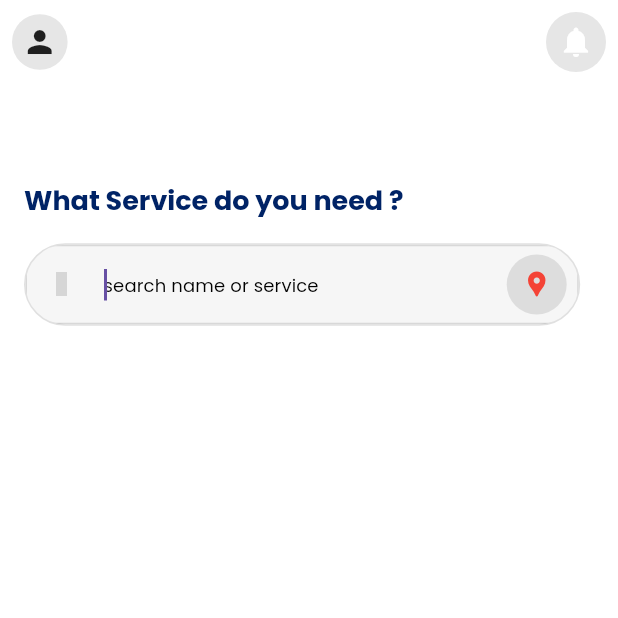
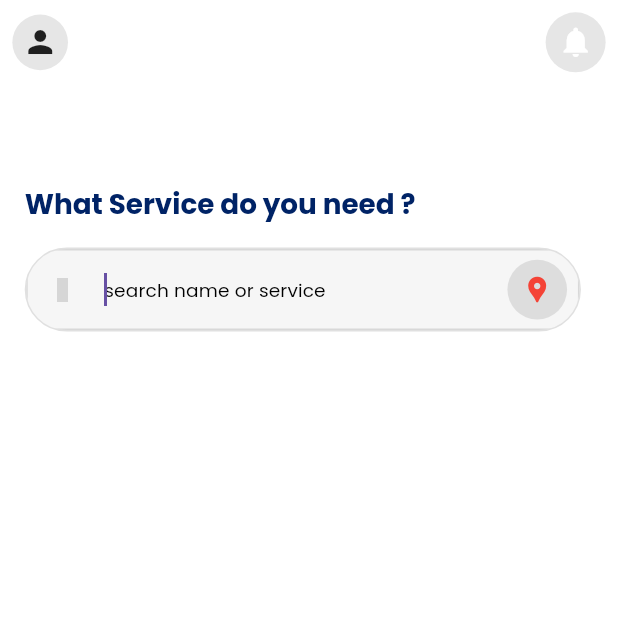
Before and after one commit to ahmvddddd/vider, a Flutter app: the HomeScreen screen opened directly, after a tap on "search name or service", on a phone screen of 412 x 824 dp, the top half of it. Run offline on Flutter 3.47's test engine with Material 3 defaults, Android fonts, the phone set to English and light mode, and no system bars; our stand-ins replace awesome_notifications, badges, camera, carousel_slider, connectivity_plus, firebase_core and 15 more; missing offline and left inert: awesome_notifications_fcm; accounts and stored records are empty; network calls fail; project files that could hold a hidden picture were left out; grey boxes are pictures that could not be loaded.

Commit message:
responsive fix 1

```diff
--- a/lib/app.dart
+++ b/lib/app.dart
@@ -40,8 +40,8 @@ class _AppState extends State<App> {
       navigatorKey: navigatorKey,
       debugShowCheckedModeBanner: false,
       themeMode: ThemeMode.system,
-      theme: TAppTheme.lightTheme,
-      darkTheme: TAppTheme.darkTheme,
+      theme: TAppTheme.lightTheme(context),
+      darkTheme: TAppTheme.darkTheme(context),
       home: _initialScreen ??
           Scaffold(
             body: Center(
--- a/lib/common/widgets/custom_shapes/cards/provider_card.dart
+++ b/lib/common/widgets/custom_shapes/cards/provider_card.dart
@@ -2,6 +2,7 @@ import 'package:flutter/material.dart';
 import '../../../../utils/constants/custom_colors.dart';
 import '../../../../utils/constants/sizes.dart';
 import '../../../../utils/helpers/helper_function.dart';
+import '../../../../utils/helpers/responsive_size.dart';
 
 class ProviderCard extends StatelessWidget {
   final String imageAvatar;
@@ -40,7 +41,7 @@ class ProviderCard extends StatelessWidget {
         crossAxisAlignment: CrossAxisAlignment.start,
         children: [
           Padding(
-            padding: const EdgeInsets.all(Sizes.xs),
+            padding: EdgeInsets.all(responsiveSize(context, Sizes.xs)),
             child: ClipRRect(
               borderRadius: BorderRadius.circular(Sizes.cardRadiusMd),
               child: Image.network(
@@ -52,7 +53,7 @@ class ProviderCard extends StatelessWidget {
             ),
           ),
 
-          const SizedBox(height: Sizes.sm),
+          SizedBox(height: responsiveSize(context, Sizes.sm)),
           Container(
             color:
                 dark
@@ -64,13 +65,13 @@ class ProviderCard extends StatelessWidget {
               children: [
                 Row(
                   children: [
-                    const SizedBox(height: Sizes.sm),
+                    SizedBox(height: responsiveSize(context, Sizes.sm)),
                     CircleAvatar(
                     radius: 16,
                     backgroundImage: NetworkImage(imageAvatar),
                   ),
 
-                  const SizedBox(width: Sizes.sm),
+                  SizedBox(width: responsiveSize(context, Sizes.sm)),
                     Column(
                       crossAxisAlignment: CrossAxisAlignment.start,
                       children: [
@@ -94,10 +95,10 @@ class ProviderCard extends StatelessWidget {
                       ],
                     ),
 
-                    const SizedBox(width: Sizes.md),
+                    SizedBox(width: responsiveSize(context, Sizes.md)),
                     Row(
                       children: [
-                        Icon(Icons.star, color: ratingColor, size: Sizes.iconM,),
+                        Icon(Icons.star, color: ratingColor, size: responsiveSize(context, Sizes.iconM),),
                         Text(
                           rating.toString(),
                           style: Theme.of(
--- a/lib/screens/home/home.dart
+++ b/lib/screens/home/home.dart
@@ -2,6 +2,7 @@ import 'dart:async';
 import 'package:firebase_messaging/firebase_messaging.dart';
 import 'package:flutter/material.dart';
 import 'package:flutter_riverpod/flutter_riverpod.dart';
+import '../../utils/helpers/responsive_size.dart';
 import '../../controllers/notifications/unread_notifications_controller.dart';
 import '../../controllers/providers/providers_category_controller.dart';
 import '../../controllers/services/firebase_service.dart';
@@ -76,7 +77,7 @@ class _HomeScreenState extends ConsumerState<HomeScreen> {
                 expandedHeight: screenHeight * 0.09,
                 backgroundColor: dark ? Colors.black : Colors.white,
                 flexibleSpace: Padding(
-                  padding: const EdgeInsets.all(Sizes.sm),
+                  padding: EdgeInsets.all(responsiveSize(context, Sizes.sm)),
                   child: ListView(
                     shrinkWrap: true,
                     physics: const NeverScrollableScrollPhysics(),
@@ -93,17 +94,17 @@ class _HomeScreenState extends ConsumerState<HomeScreen> {
           },
             child: SingleChildScrollView(
               child: Padding(
-                padding: const EdgeInsets.all(Sizes.spaceBtwItems),
+                padding: EdgeInsets.all(responsiveSize(context, Sizes.spaceBtwItems)),
                 child: Column(
                         crossAxisAlignment: CrossAxisAlignment.start,
                         children: [
-                          const SizedBox(height: Sizes.spaceBtwSections),
+                          SizedBox(height: responsiveSize(context, Sizes.spaceBtwSections)),
                           HomeSearchBar(),
 
                           if (!isSearchFocused) ...[
-                          const SizedBox(height: Sizes.spaceBtwItems),
+                          SizedBox(height: responsiveSize(context, Sizes.spaceBtwItems)),
                           ProvidersGrid(),
-                          const SizedBox(height: Sizes.spaceBtwSections),
+                          SizedBox(height: responsiveSize(context, Sizes.spaceBtwSections)),
 
                           ProviderProfilesWidget(),]
                         ],
--- a/lib/screens/home/widgets/home_search_bar.dart
+++ b/lib/screens/home/widgets/home_search_bar.dart
@@ -12,6 +12,7 @@ import '../../../controllers/providers/search_providers_controller.dart';
 import '../../../utils/constants/custom_colors.dart';
 import '../../../utils/constants/sizes.dart';
 import '../../../utils/helpers/helper_function.dart';
+import '../../../utils/helpers/responsive_size.dart';
 import '../../map/providers_map.dart';
 import '../../providers/provider_screen.dart';
 
@@ -58,7 +59,7 @@ class _HomeSearchbarState extends ConsumerState<HomeSearchBar> {
             fontWeight: FontWeight.bold,
           ),
         ),
-        const SizedBox(height: Sizes.spaceBtwItems),
+        SizedBox(height: responsiveSize(context, Sizes.spaceBtwItems)),
 
         SearchContainer(
           text: 'search name or service',
@@ -67,9 +68,9 @@ class _HomeSearchbarState extends ConsumerState<HomeSearchBar> {
           onTap: () => FocusScope.of(context).requestFocus(_focusNode),
           focusNode: _focusNode,
           suffixIcon: Padding(
-            padding: const EdgeInsets.only(right: 8.0),
+            padding: EdgeInsets.only(right: responsiveSize(context, 8.0)),
             child: Container(
-              padding: const EdgeInsets.all(Sizes.xs),
+              padding: EdgeInsets.all(responsiveSize(context, Sizes.xs)),
               decoration: BoxDecoration(
                 color:
                     dark
@@ -85,7 +86,7 @@ class _HomeSearchbarState extends ConsumerState<HomeSearchBar> {
                     ),
                 child: Icon(
                   Icons.location_pin,
-                  size: Sizes.iconM,
+                  size: responsiveSize(context, Sizes.iconM),
                   color: Colors.red,
                 ),
               ),
@@ -103,7 +104,7 @@ class _HomeSearchbarState extends ConsumerState<HomeSearchBar> {
             }
             return HomeListView(
               seperatorBuilder:
-                  (context, index) => const SizedBox(height: Sizes.sm),
+                  (context, index) => SizedBox(height: responsiveSize(context, Sizes.sm)),
               scrollDirection: Axis.vertical,
               scrollPhysics: NeverScrollableScrollPhysics(),
               itemCount: profiles.length,
@@ -178,12 +179,12 @@ class _HomeSearchbarState extends ConsumerState<HomeSearchBar> {
           Row(
             children: [
               CircleAvatar(backgroundImage: NetworkImage(profileImage)),
-              const SizedBox(width: Sizes.sm),
+              SizedBox(width: responsiveSize(context, Sizes.sm)),
               Row(
                 children: [
                   Text(fullname, style: Theme.of(context).textTheme.labelSmall),
 
-                  const SizedBox(width: Sizes.sm),
+                  SizedBox(width: responsiveSize(context, Sizes.sm)),
                   Column(
                     crossAxisAlignment: CrossAxisAlignment.start,
                     children: [
--- a/lib/screens/home/widgets/provider_profiles_widget.dart
+++ b/lib/screens/home/widgets/provider_profiles_widget.dart
@@ -11,6 +11,7 @@ import '../../../repository/user/get_matching_location_storage.dart';
 import '../../../utils/constants/custom_colors.dart';
 import '../../../utils/constants/sizes.dart';
 import '../../../utils/helpers/helper_function.dart';
+import '../../../utils/helpers/responsive_size.dart';
 import '../../providers/all_providers_screen.dart';
 import '../../providers/provider_screen.dart';
 import '../components/provider_profiles_shimmer.dart';
@@ -149,11 +150,11 @@ class _ProviderProfilesWidgetState
                               AllProvidersScreen(),
                             ),
                           ),
-                          const SizedBox(height: Sizes.sm),
+                          SizedBox(height: responsiveSize(context, Sizes.sm)),
             HomeListView(
               sizedBoxHeight: screenHeight * 0.28,
               seperatorBuilder:
-                  (context, index) => const SizedBox(width: Sizes.sm),
+                  (context, index) => SizedBox(width: responsiveSize(context, Sizes.sm)),
               scrollDirection: Axis.horizontal,
               itemCount: providers.length,
               itemBuilder: (context, index) {
--- a/lib/screens/providers/widgets/providers_grid.dart
+++ b/lib/screens/providers/widgets/providers_grid.dart
@@ -7,6 +7,7 @@ import '../../../controllers/providers/providers_category_controller.dart';
 import '../../../utils/constants/custom_colors.dart';
 import '../../../utils/constants/sizes.dart';
 import '../../../utils/helpers/helper_function.dart';
+import '../../../utils/helpers/responsive_size.dart';
 import '../all_provider_categories.dart';
 import '../components/providers_grid_shimmer.dart';
 import 'providers_tabbar.dart';
@@ -46,7 +47,7 @@ class ProvidersGrid extends ConsumerWidget {
                     dark,
                     screenWidth,
                     'View More',
-                    const Icon(Icons.more_horiz, size: Sizes.iconLg),
+                    Icon(Icons.more_horiz, size: responsiveSize(context, Sizes.iconLg)),
                     isViewMore: true,
                   ),
                 )
@@ -130,8 +131,10 @@ class ProvidersGrid extends ConsumerWidget {
           child: categoryImage,
         ),
 
-        const SizedBox(height: Sizes.xs + 2),
-        Text(
+        SizedBox(height: responsiveSize(context, Sizes.sm)),
+        SizedBox(
+          width: screenWidth * 0.20,
+          child: Text(
             title,
             style: Theme.of(context).textTheme.labelSmall!.copyWith(
               color:
@@ -139,6 +142,9 @@ class ProvidersGrid extends ConsumerWidget {
                       ? (dark ? Colors.black : Colors.white)
                       : (dark ? Colors.white : Colors.black),
               fontSize: 10,
+              overflow: TextOverflow.ellipsis
+            ),
+            textAlign: TextAlign.center,
           ),
         ),
       ],
--- /dev/null
+++ b/lib/utils/helpers/responsive_size.dart
@@ -0,0 +1,28 @@
+import 'package:flutter/material.dart';
+
+const double baseHeight = 800.0;
+const double baseWidth = 360.0;
+
+double widgetScale(BuildContext context) {
+  final screenHeight = MediaQuery.of(context).size.height;
+  final screenWidth = MediaQuery.of(context).size.width;
+
+  final heightFactor = screenHeight / baseHeight;
+  final widthFactor = screenWidth / baseWidth;
+
+  return (widthFactor < heightFactor) ? widthFactor : heightFactor;
+}
+
+double textScale(BuildContext context) {
+  double factor = widgetScale(context);
+
+  return factor.clamp(0.9, 1.1);
+}
+
+double responsiveSize(BuildContext context, double size) {
+  return size * widgetScale(context);
+}
+
+double responsiveText(BuildContext context, double fontSize) {
+  return fontSize * textScale(context);
+}
--- a/lib/utils/theme/custom_theme/text_theme.dart
+++ b/lib/utils/theme/custom_theme/text_theme.dart
@@ -1,40 +1,166 @@
+// import 'package:flutter/material.dart';
+
+// class TTextTheme {
+//   TTextTheme._();
+
+//   static TextTheme lightTextTheme = TextTheme(
+//     headlineLarge: const TextStyle().copyWith(fontSize: 32.0, fontWeight: FontWeight.bold, color: Colors.black),
+//     headlineMedium: const TextStyle().copyWith(fontSize: 24.0, fontWeight: FontWeight.w600, color: Colors.black),
+//     headlineSmall: const TextStyle().copyWith(fontSize: 18.0, fontWeight: FontWeight.w600, color: Colors.black),
+
+//     titleLarge: const TextStyle().copyWith(fontSize: 16.0, fontWeight: FontWeight.w600, color: Colors.black),
+//     titleMedium: const TextStyle().copyWith(fontSize: 16.0, fontWeight: FontWeight.w500, color: Colors.black),
+//     titleSmall: const TextStyle().copyWith(fontSize: 16.0, fontWeight: FontWeight.w400, color: Colors.black),
+
+//     bodyLarge: const TextStyle().copyWith(fontSize: 14.0, fontWeight: FontWeight.w500, color: Colors.black),
+//     bodyMedium: const TextStyle().copyWith(fontSize: 14.0, fontWeight: FontWeight.normal, color: Colors.black),
+//     bodySmall: const TextStyle().copyWith(fontSize: 14.0, fontWeight: FontWeight.w500, color: Colors.black.withValues(alpha: 0.5)),
+
+//     labelLarge: const TextStyle().copyWith(fontSize: 12.0, fontWeight: FontWeight.normal, color: Colors.black),
+//     labelMedium: const TextStyle().copyWith(fontSize: 12.0, fontWeight: FontWeight.normal, color: Colors.black.withValues(alpha: 0.5)),
+//   );
+
+
+//   static TextTheme darkTextTheme = TextTheme(
+//     headlineLarge: const TextStyle().copyWith(fontSize: 32.0, fontWeight: FontWeight.bold, color: Colors.white),
+//     headlineMedium: const TextStyle().copyWith(fontSize: 24.0, fontWeight: FontWeight.w600, color: Colors.white),
+//     headlineSmall: const TextStyle().copyWith(fontSize: 18.0, fontWeight: FontWeight.w600, color: Colors.white),
+
+//     titleLarge: const TextStyle().copyWith(fontSize: 16.0, fontWeight: FontWeight.w600, color: Colors.white),
+//     titleMedium: const TextStyle().copyWith(fontSize: 16.0, fontWeight: FontWeight.w500, color: Colors.white),
+//     titleSmall: const TextStyle().copyWith(fontSize: 16.0, fontWeight: FontWeight.w400, color: Colors.white),
+
+//     bodyLarge: const TextStyle().copyWith(fontSize: 14.0, fontWeight: FontWeight.w500, color: Colors.white),
+//     bodyMedium: const TextStyle().copyWith(fontSize: 14.0, fontWeight: FontWeight.normal, color: Colors.white),
+//     bodySmall: const TextStyle().copyWith(fontSize: 14.0, fontWeight: FontWeight.w500, color: Colors.white.withValues(alpha: 0.5)),
+
+//     labelLarge: const TextStyle().copyWith(fontSize: 12.0, fontWeight: FontWeight.normal, color: Colors.white),
+//     labelMedium: const TextStyle().copyWith(fontSize: 12.0, fontWeight: FontWeight.normal, color: Colors.white.withValues(alpha: 0.5)),
+//   );
+// }
+
+
 import 'package:flutter/material.dart';
+
+import '../../helpers/responsive_size.dart';
 
 class TTextTheme {
   TTextTheme._();
 
-  static TextTheme lightTextTheme = TextTheme(
-    headlineLarge: const TextStyle().copyWith(fontSize: 32.0, fontWeight: FontWeight.bold, color: Colors.black),
-    headlineMedium: const TextStyle().copyWith(fontSize: 24.0, fontWeight: FontWeight.w600, color: Colors.black),
-    headlineSmall: const TextStyle().copyWith(fontSize: 18.0, fontWeight: FontWeight.w600, color: Colors.black),
-
-    titleLarge: const TextStyle().copyWith(fontSize: 16.0, fontWeight: FontWeight.w600, color: Colors.black),
-    titleMedium: const TextStyle().copyWith(fontSize: 16.0, fontWeight: FontWeight.w500, color: Colors.black),
-    titleSmall: const TextStyle().copyWith(fontSize: 16.0, fontWeight: FontWeight.w400, color: Colors.black),
-
-    bodyLarge: const TextStyle().copyWith(fontSize: 14.0, fontWeight: FontWeight.w500, color: Colors.black),
-    bodyMedium: const TextStyle().copyWith(fontSize: 14.0, fontWeight: FontWeight.normal, color: Colors.black),
-    bodySmall: const TextStyle().copyWith(fontSize: 14.0, fontWeight: FontWeight.w500, color: Colors.black.withValues(alpha: 0.5)),
-
-    labelLarge: const TextStyle().copyWith(fontSize: 12.0, fontWeight: FontWeight.normal, color: Colors.black),
-    labelMedium: const TextStyle().copyWith(fontSize: 12.0, fontWeight: FontWeight.normal, color: Colors.black.withValues(alpha: 0.5)),
+  static TextTheme lightTextTheme(BuildContext context) => TextTheme(
+    headlineLarge: TextStyle(
+          fontSize: responsiveText(context, 32.0),
+          fontWeight: FontWeight.bold,
+          color: Colors.black,
+        ),
+        headlineMedium: TextStyle(
+          fontSize: responsiveText(context, 24.0),
+          fontWeight: FontWeight.w600,
+          color: Colors.black,
+        ),
+        headlineSmall: TextStyle(
+          fontSize: responsiveText(context, 18.0),
+          fontWeight: FontWeight.w600,
+          color: Colors.black,
+        ),
+        titleLarge: TextStyle(
+          fontSize: responsiveText(context, 16.0),
+          fontWeight: FontWeight.w600,
+          color: Colors.black,
+        ),
+        titleMedium: TextStyle(
+          fontSize: responsiveText(context, 16.0),
+          fontWeight: FontWeight.w500,
+          color: Colors.black,
+        ),
+        titleSmall: TextStyle(
+          fontSize: responsiveText(context, 16.0),
+          fontWeight: FontWeight.w400,
+          color: Colors.black,
+        ),
+        bodyLarge: TextStyle(
+          fontSize: responsiveText(context, 14.0),
+          fontWeight: FontWeight.w500,
+          color: Colors.black,
+        ),
+        bodyMedium: TextStyle(
+          fontSize: responsiveText(context, 14.0),
+          fontWeight: FontWeight.normal,
+          color: Colors.black,
+        ),
+        bodySmall: TextStyle(
+          fontSize: responsiveText(context, 14.0),
+          fontWeight: FontWeight.w500,
+          color: Colors.black.withValues(alpha: 0.5),
+        ),
+        labelLarge: TextStyle(
+          fontSize: responsiveText(context, 12.0),
+          fontWeight: FontWeight.normal,
+          color: Colors.black,
+        ),
+        labelMedium: TextStyle(
+          fontSize: responsiveText(context, 12.0),
+          fontWeight: FontWeight.normal,
+          color: Colors.black.withValues(alpha: 0.5),
+        ),
   );
 
 
-  static TextTheme darkTextTheme = TextTheme(
-    headlineLarge: const TextStyle().copyWith(fontSize: 32.0, fontWeight: FontWeight.bold, color: Colors.white),
-    headlineMedium: const TextStyle().copyWith(fontSize: 24.0, fontWeight: FontWeight.w600, color: Colors.white),
-    headlineSmall: const TextStyle().copyWith(fontSize: 18.0, fontWeight: FontWeight.w600, color: Colors.white),
-
-    titleLarge: const TextStyle().copyWith(fontSize: 16.0, fontWeight: FontWeight.w600, color: Colors.white),
-    titleMedium: const TextStyle().copyWith(fontSize: 16.0, fontWeight: FontWeight.w500, color: Colors.white),
-    titleSmall: const TextStyle().copyWith(fontSize: 16.0, fontWeight: FontWeight.w400, color: Colors.white),
-
-    bodyLarge: const TextStyle().copyWith(fontSize: 14.0, fontWeight: FontWeight.w500, color: Colors.white),
-    bodyMedium: const TextStyle().copyWith(fontSize: 14.0, fontWeight: FontWeight.normal, color: Colors.white),
-    bodySmall: const TextStyle().copyWith(fontSize: 14.0, fontWeight: FontWeight.w500, color: Colors.white.withValues(alpha: 0.5)),
-
-    labelLarge: const TextStyle().copyWith(fontSize: 12.0, fontWeight: FontWeight.normal, color: Colors.white),
-    labelMedium: const TextStyle().copyWith(fontSize: 12.0, fontWeight: FontWeight.normal, color: Colors.white.withValues(alpha: 0.5)),
-  );
+  static TextTheme darkTextTheme(BuildContext context) => TextTheme(
+        headlineLarge: TextStyle(
+          fontSize: responsiveText(context, 32.0),
+          fontWeight: FontWeight.bold,
+          color: Colors.white,
+        ),
+        headlineMedium: TextStyle(
+          fontSize: responsiveText(context, 24.0),
+          fontWeight: FontWeight.w600,
+          color: Colors.white,
+        ),
+        headlineSmall: TextStyle(
+          fontSize: responsiveText(context, 18.0),
+          fontWeight: FontWeight.w600,
+          color: Colors.white,
+        ),
+        titleLarge: TextStyle(
+          fontSize: responsiveText(context, 16.0),
+          fontWeight: FontWeight.w600,
+          color: Colors.white,
+        ),
+        titleMedium: TextStyle(
+          fontSize: responsiveText(context, 16.0),
+          fontWeight: FontWeight.w500,
+          color: Colors.white,
+        ),
+        titleSmall: TextStyle(
+          fontSize: responsiveText(context, 16.0),
+          fontWeight: FontWeight.w400,
+          color: Colors.white,
+        ),
+        bodyLarge: TextStyle(
+          fontSize: responsiveText(context, 14.0),
+          fontWeight: FontWeight.w500,
+          color: Colors.white,
+        ),
+        bodyMedium: TextStyle(
+          fontSize: responsiveText(context, 14.0),
+          fontWeight: FontWeight.normal,
+          color: Colors.white,
+        ),
+        bodySmall: TextStyle(
+          fontSize: responsiveText(context, 14.0),
+          fontWeight: FontWeight.w500,
+          color: Colors.white.withValues(alpha: 0.5),
+        ),
+        labelLarge: TextStyle(
+          fontSize: responsiveText(context, 12.0),
+          fontWeight: FontWeight.normal,
+          color: Colors.white,
+        ),
+        labelMedium: TextStyle(
+          fontSize: responsiveText(context, 12.0),
+          fontWeight: FontWeight.normal,
+          color: Colors.white.withValues(alpha: 0.5),
+        ),
+      );
 }
--- a/lib/utils/theme/theme.dart
+++ b/lib/utils/theme/theme.dart
@@ -12,13 +12,13 @@ import 'custom_theme/text_theme.dart';
 class TAppTheme {
   TAppTheme._();
 
-  static ThemeData lightTheme = ThemeData(
+  static ThemeData lightTheme(BuildContext context) => ThemeData(
     useMaterial3: true,
     fontFamily: 'Poppins',
     brightness: Brightness.light,
     primaryColor: Colors.grey,
     scaffoldBackgroundColor: Colors.white,
-    textTheme: TTextTheme.lightTextTheme,
+    textTheme: TTextTheme.lightTextTheme(context),
     appBarTheme: TAppBarTheme.lightAppBarTheme,
     elevatedButtonTheme: TElevatedButtonTheme.LightElevatedButtonTheme,
     bottomSheetTheme: TBottomSheetTheme.lightBottomSheetTheme,
@@ -28,13 +28,13 @@ class TAppTheme {
     inputDecorationTheme: TTextFormFieldTheme.lightInputDecorationTheme,
   );
 
-  static ThemeData darkTheme = ThemeData(
+  static ThemeData darkTheme(BuildContext context) => ThemeData(
     useMaterial3: true,
     fontFamily: 'Poppins',
     brightness: Brightness.dark,
     primaryColor: Colors.grey,
     scaffoldBackgroundColor: Colors.black,
-    textTheme: TTextTheme.darkTextTheme,
+    textTheme: TTextTheme.darkTextTheme(context),
     appBarTheme: TAppBarTheme.darkAppBarTheme,
     elevatedButtonTheme: TElevatedButtonTheme.darkElevatedButtonTheme,
     bottomSheetTheme: TBottomSheetTheme.darkBottomSheetTheme,
@@ -44,3 +44,20 @@ class TAppTheme {
     inputDecorationTheme: TTextFormFieldTheme.darkInputDecorationTheme,
   );
 }
+
+
+// import 'package:flutter/material.dart';
+// import 'theme_data/text_theme.dart';
+
+// class AppTheme {
+//   AppTheme._();
+
+//   static ThemeData lightTheme(BuildContext context) => ThemeData(
+//         useMaterial3: true,
+//         fontFamily: 'Aeonik',
+//         brightness: Brightness.light,
+//         primaryColor: Colors.grey,
+//         scaffoldBackgroundColor: Colors.white,
+//         textTheme: TexTheme.customTextTheme(context), // now responsive
+//       );
+// }
```
Lines whose indentation alone changed are shown as unchanged.
